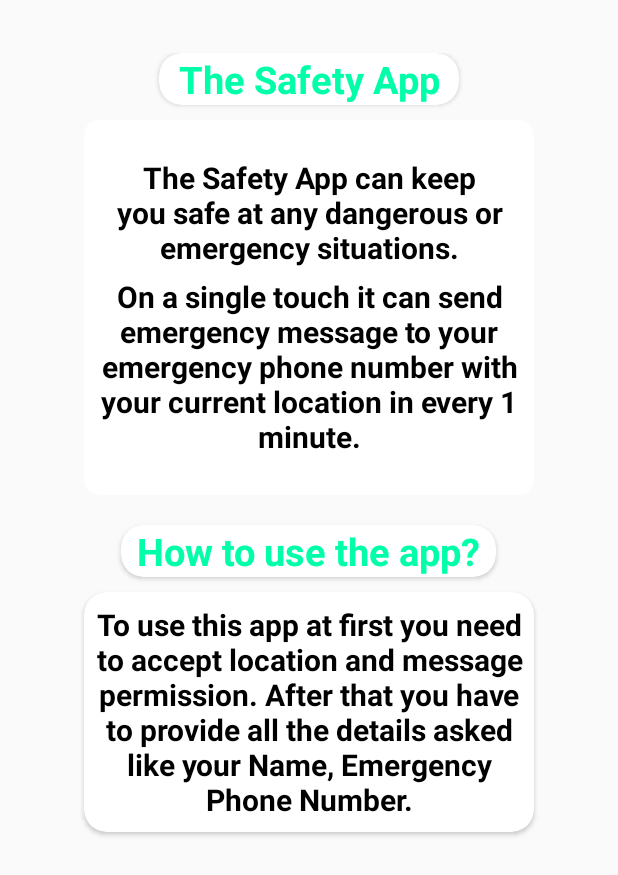
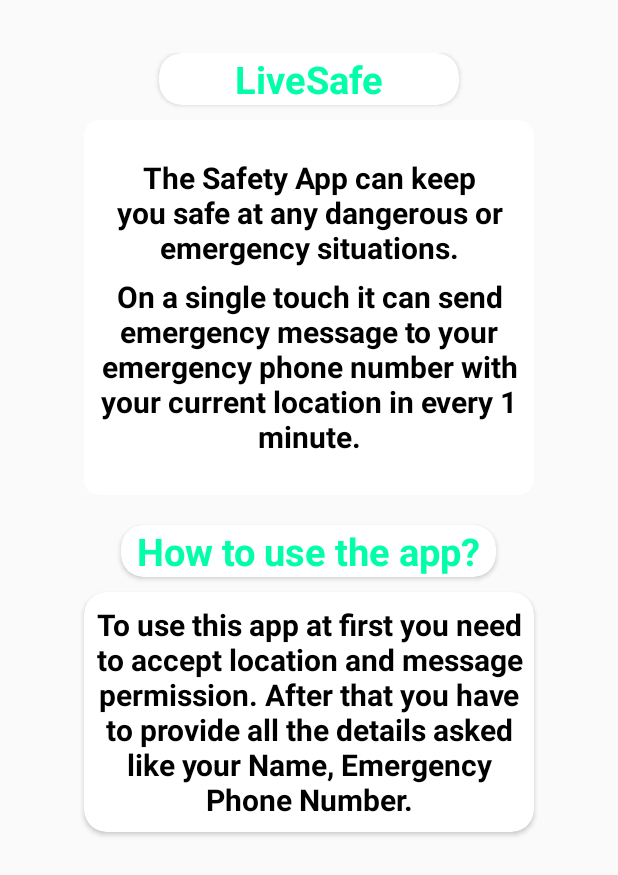
Before and after one commit to u1145h/LiveSafe, an Android app: the layout activity_dialog.xml on its own in the app's theme, with its tools: preview values and no code run, on a phone screen of 412 x 824 dp. Shown: the top 875 px of the screen. Run offline under Robolectric (Android 15) with nearby library versions, the phone set to English and light mode, and no system bars.

Commit message:
Updated App icon and Name

```diff
--- a/app/src/main/res/values/ic_launcher_background.xml
+++ b/app/src/main/res/values/ic_launcher_background.xml
@@ -1,4 +1,4 @@
 <?xml version="1.0" encoding="utf-8"?>
 <resources>
-    <color name="ic_launcher_background">#15D298</color>
+    <color name="ic_launcher_background">#E7E7E7</color>
 </resources>
--- a/app/src/main/res/values/strings.xml
+++ b/app/src/main/res/values/strings.xml
@@ -1,5 +1,5 @@
 <resources>
-    <string name="app_name">The Safety App</string>
+    <string name="app_name">LiveSafe</string>
     <string name="textView_MainActivity">ENTER YOUR DETAILS</string>
     <string name="textView_LoginActivity">Login</string>
     <string name="editDetails">Edit Details</string>
```
Also changed, not shown: app/src/main/ic_launcher-playstore.png (added), app/src/main/res/mipmap-hdpi/ic_launcher.png, app/src/main/res/mipmap-hdpi/ic_launcher_foreground.png, app/src/main/res/mipmap-hdpi/ic_launcher_round.png, app/src/main/res/mipmap-mdpi/ic_launcher.png, app/src/main/res/mipmap-mdpi/ic_launcher_foreground.png, app/src/main/res/mipmap-mdpi/ic_launcher_round.png, app/src/main/res/mipmap-xhdpi/ic_launcher.png, app/src/main/res/mipmap-xhdpi/ic_launcher_foreground.png, app/src/main/res/mipmap-xhdpi/ic_launcher_round.png, app/src/main/res/mipmap-xxhdpi/ic_launcher.png, app/src/main/res/mipmap-xxhdpi/ic_launcher_foreground.png, app/src/main/res/mipmap-xxhdpi/ic_launcher_round.png, app/src/main/res/mipmap-xxxhdpi/ic_launcher.png, 2 more files.
